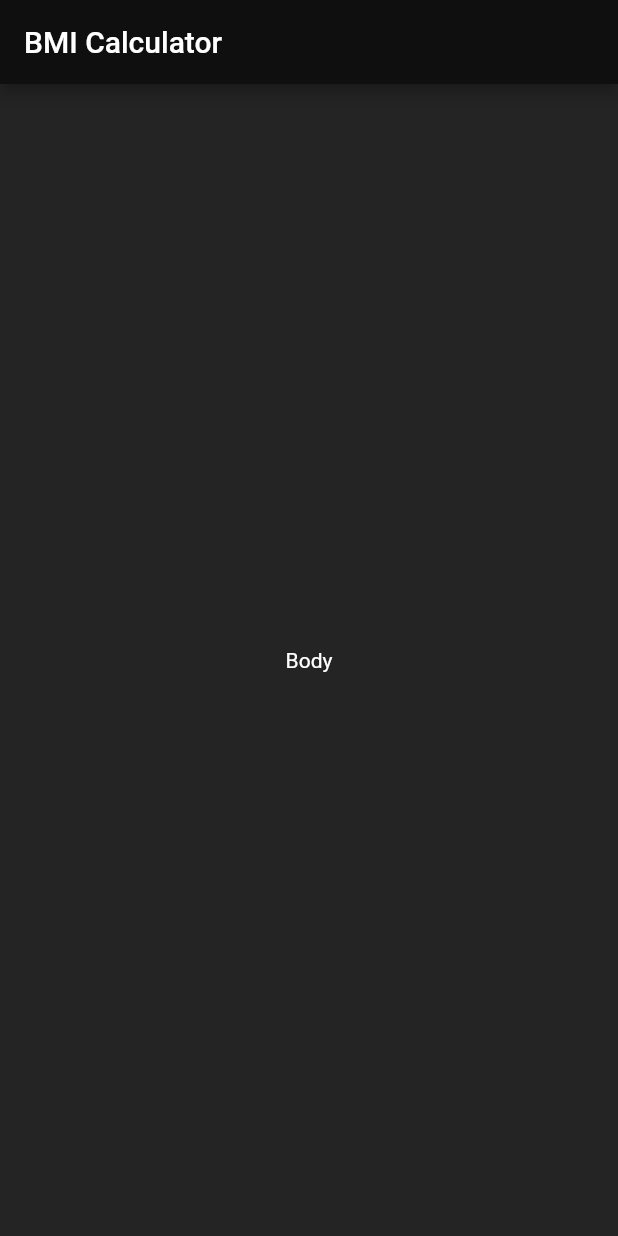
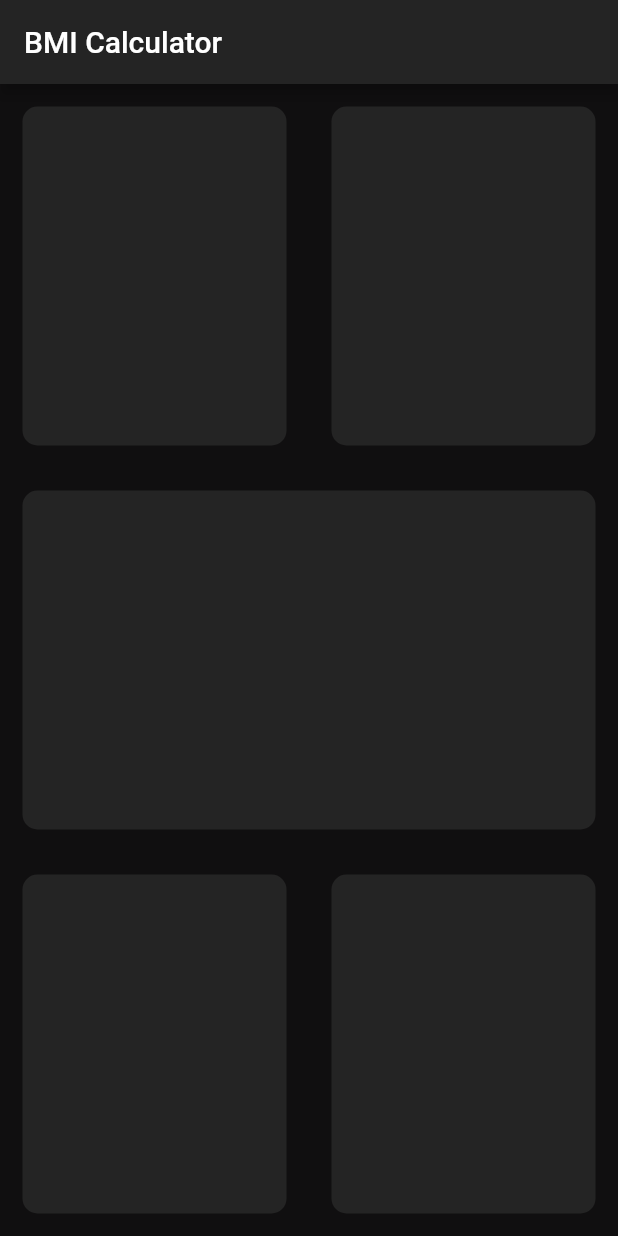
Before and after one commit to Akhmen18/bmi_calc, a Flutter app: the screen it shows after launch, on a phone screen of 412 x 824 dp. Run offline on Flutter 3.47's test engine with Material 2 defaults, Android fonts, the phone set to English and light mode, and no system bars.

Commit message:
Base Design of boxes

```diff
--- a/lib/input_page.dart
+++ b/lib/input_page.dart
@@ -9,12 +9,67 @@ class _InputPageState extends State<InputPage> {
   @override
   Widget build(BuildContext context) {
     return Scaffold(
-      appBar: AppBar(
-        title: Text('BMI Calculator'),
-      ),
-      body: Center(
-        child: Text('Body'),
-      ),
-    );
+        appBar: AppBar(
+          title: Text('BMI Calculator'),
+        ),
+        body: Column(
+          children: [
+            Expanded(
+                child: Row(
+              children: [
+                Expanded(
+                  child: Container(
+                    margin: EdgeInsets.all(15.0),
+                    decoration: BoxDecoration(
+                      color: Color(0xFF242424),
+                      borderRadius: BorderRadius.circular(10.0),
+                    ),
+                  ),
+                ),
+                Expanded(
+                  child: Container(
+                    margin: EdgeInsets.all(15.0),
+                    decoration: BoxDecoration(
+                      color: Color(0xFF242424),
+                      borderRadius: BorderRadius.circular(10.0),
+                    ),
+                  ),
+                ),
+              ],
+            )),
+            Expanded(
+              child: Container(
+                margin: EdgeInsets.all(15.0),
+                decoration: BoxDecoration(
+                  color: Color(0xFF242424),
+                  borderRadius: BorderRadius.circular(10.0),
+                ),
+              ),
+            ),
+            Expanded(
+                child: Row(
+              children: [
+                Expanded(
+                  child: Container(
+                    margin: EdgeInsets.all(15.0),
+                    decoration: BoxDecoration(
+                      color: Color(0xFF242424),
+                      borderRadius: BorderRadius.circular(10.0),
+                    ),
+                  ),
+                ),
+                Expanded(
+                  child: Container(
+                    margin: EdgeInsets.all(15.0),
+                    decoration: BoxDecoration(
+                      color: Color(0xFF242424),
+                      borderRadius: BorderRadius.circular(10.0),
+                    ),
+                  ),
+                ),
+              ],
+            )),
+          ],
+        ));
   }
 }
--- a/lib/main.dart
+++ b/lib/main.dart
@@ -11,8 +11,8 @@ class BMICalculator extends StatelessWidget {
     return MaterialApp(
       debugShowCheckedModeBanner: false,
       theme: ThemeData.dark().copyWith(
-        primaryColor: Color(0xFF100F10),
-        scaffoldBackgroundColor: Color(0xFF242424),
+        primaryColor: Color(0xFF242424),
+        scaffoldBackgroundColor: Color(0xFF100F10),
         accentColor: Colors.teal,
         /*textTheme: TextTheme(
           bodyText2: TextStyle(color: Colors.white),
```
